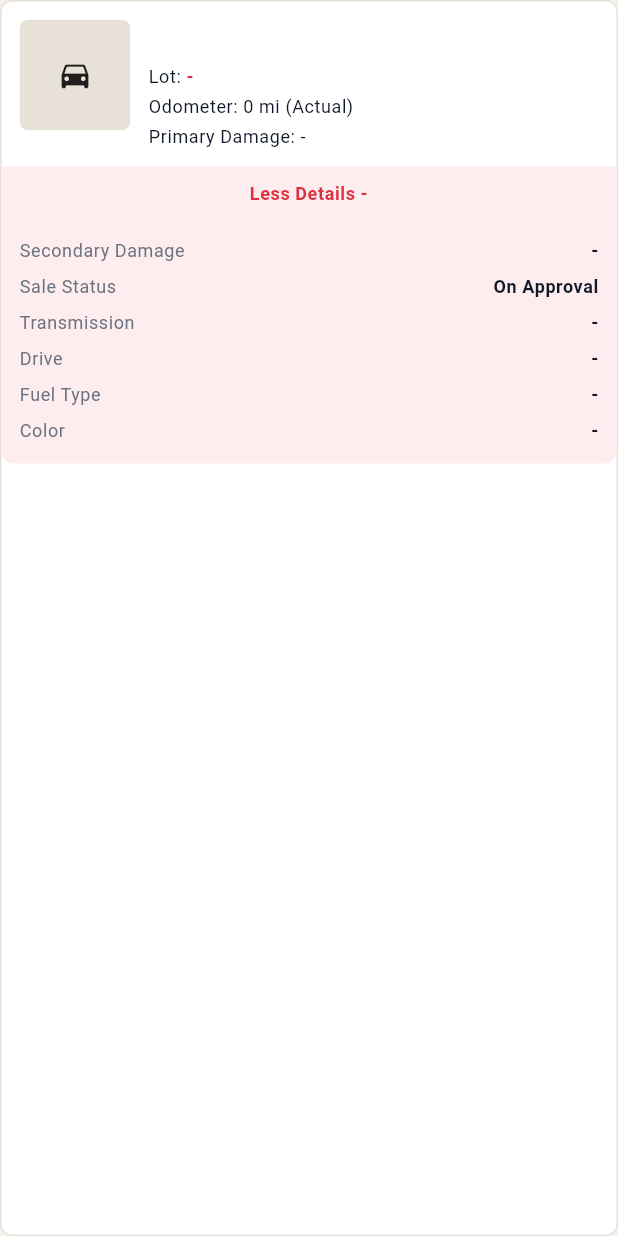
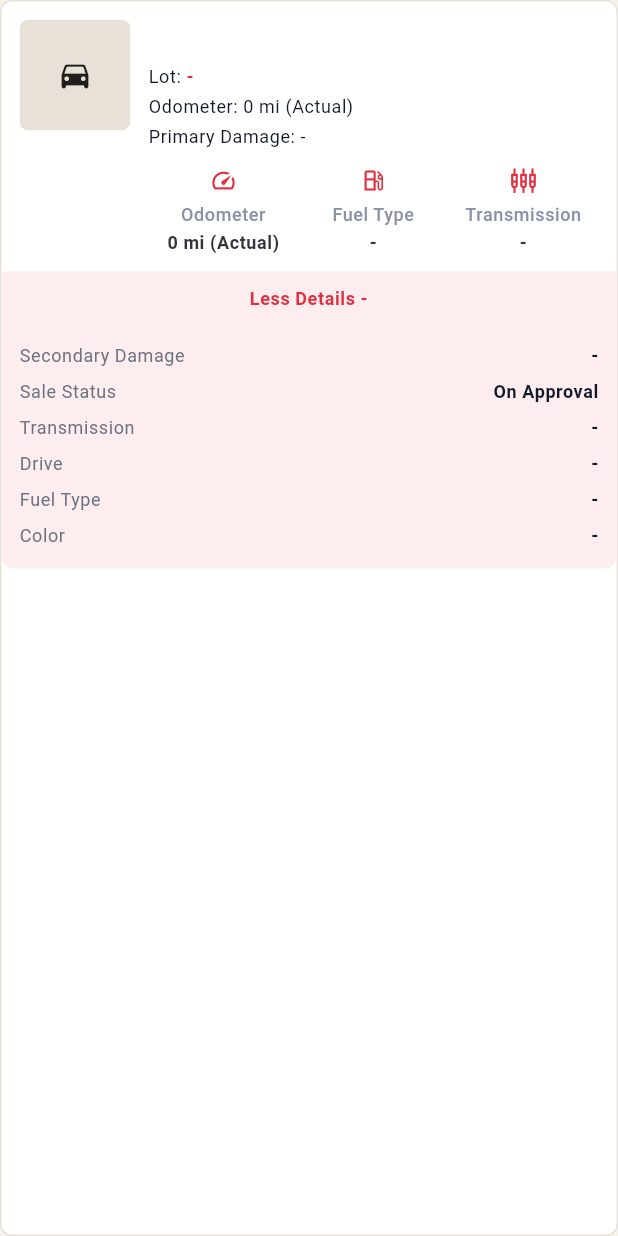
Before and after one commit to narinderdev/Auto-Trader-Flutter-App, a Flutter app: the _SearchResultCard widget shown alone on an empty page, opened directly with empty values, after a tap on "More Details +", on a phone screen of 412 x 824 dp. Run offline on Flutter 3.47's test engine with Material 3 defaults, Android fonts, the phone set to English and light mode, and no system bars; our stand-ins replace equatable, flutter_bloc, webview_flutter; network calls fail.

Commit message:
Initial Commit

```diff
--- a/lib/src/pages/search_page.dart
+++ b/lib/src/pages/search_page.dart
@@ -145,14 +145,6 @@ class _SearchViewState extends State<_SearchView> {
                     physics: const AlwaysScrollableScrollPhysics(),
                     padding: const EdgeInsets.fromLTRB(20, 8, 20, 24),
                     children: [
-                      _FiltersCard(
-                        state: state,
-                        priceMinController: _priceMinController,
-                        priceMaxController: _priceMaxController,
-                        odometerMinController: _odometerMinController,
-                        odometerMaxController: _odometerMaxController,
-                      ),
-                      const SizedBox(height: 18),
                       _QuickFiltersRow(
                         activeFilter: _quickFilter,
                         onSelect: (filter) {
@@ -162,6 +154,14 @@ class _SearchViewState extends State<_SearchView> {
                                 : filter;
                           });
                         },
+                      ),
+                      const SizedBox(height: 12),
+                      _FiltersCard(
+                        state: state,
+                        priceMinController: _priceMinController,
+                        priceMaxController: _priceMaxController,
+                        odometerMinController: _odometerMinController,
+                        odometerMaxController: _odometerMaxController,
                       ),
                       const SizedBox(height: 12),
                       Row(
@@ -1554,6 +1554,16 @@ class _SearchResultCardState extends State<_SearchResultCard> {
     final lotNumber = vehicle.lotNumber.isEmpty ? '-' : vehicle.lotNumber;
     final primaryDamage =
         vehicle.primaryDamage.isEmpty ? '-' : vehicle.primaryDamage;
+    final fuelType = vehicle.fuel.isNotEmpty
+        ? vehicle.fuel
+        : vehicle.engineType.isNotEmpty
+        ? vehicle.engineType
+        : '-';
+    final transmission = vehicle.transmission.isNotEmpty
+        ? vehicle.transmission
+        : vehicle.drive.isNotEmpty
+        ? vehicle.drive
+        : '-';
 
     return Container(
       decoration: BoxDecoration(
@@ -1634,6 +1644,33 @@ class _SearchResultCardState extends State<_SearchResultCard> {
                                 color: const Color(0xFF111827),
                               ),
                         ),
+                        const SizedBox(height: 12),
+                        Row(
+                          children: [
+                            Expanded(
+                              child: _SearchFactColumn(
+                                icon: Icons.speed_outlined,
+                                label: 'Odometer',
+                                value: '$odometerText (Actual)',
+                              ),
+                            ),
+                            Expanded(
+                              child: _SearchFactColumn(
+                                icon: Icons.local_gas_station_outlined,
+                                label: 'Fuel Type',
+                                value: fuelType,
+                              ),
+                            ),
+                            Expanded(
+                              child: _SearchFactColumn(
+                                icon:
+                                    Icons.settings_input_component_outlined,
+                                label: 'Transmission',
+                                value: transmission,
+                              ),
+                            ),
+                          ],
+                        ),
                       ],
                     ),
                   ),
@@ -1746,6 +1783,52 @@ class _DetailRow extends StatelessWidget {
               ),
         ),
       ],
+    );
+  }
+}
+
+class _SearchFactColumn extends StatelessWidget {
+  const _SearchFactColumn({
+    required this.icon,
+    required this.label,
+    required this.value,
+  });
+
+  final IconData icon;
+  final String label;
+  final String value;
+
+  @override
+  Widget build(BuildContext context) {
+    return Padding(
+      padding: const EdgeInsets.symmetric(horizontal: 4),
+      child: Column(
+        mainAxisSize: MainAxisSize.min,
+        children: [
+          Icon(icon, color: const Color(0xFFDF3040), size: 18),
+          const SizedBox(height: 6),
+          Text(
+            label,
+            textAlign: TextAlign.center,
+            style: Theme.of(context).textTheme.bodySmall?.copyWith(
+                  color: const Color(0xFF8B92A7),
+                  fontWeight: FontWeight.w500,
+                ),
+          ),
+          const SizedBox(height: 4),
+          Text(
+            value,
+            textAlign: TextAlign.center,
+            maxLines: 2,
+            overflow: TextOverflow.ellipsis,
+            style: Theme.of(context).textTheme.bodySmall?.copyWith(
+                  color: const Color(0xFF323338),
+                  fontWeight: FontWeight.w600,
+                  height: 1.2,
+                ),
+          ),
+        ],
+      ),
     );
   }
 }
```
